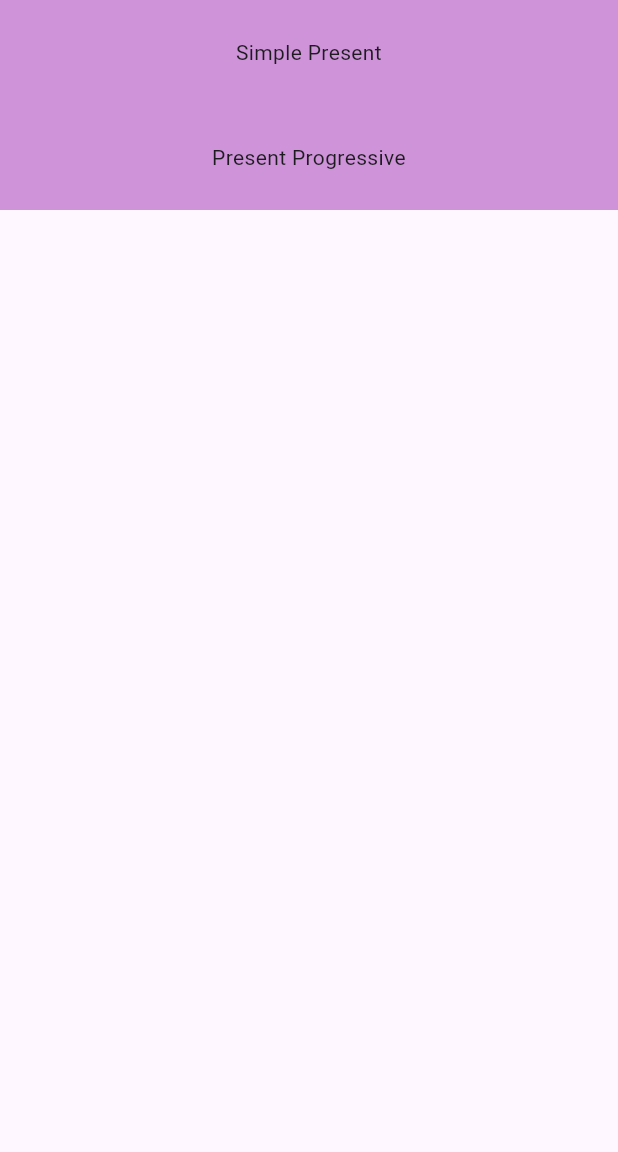
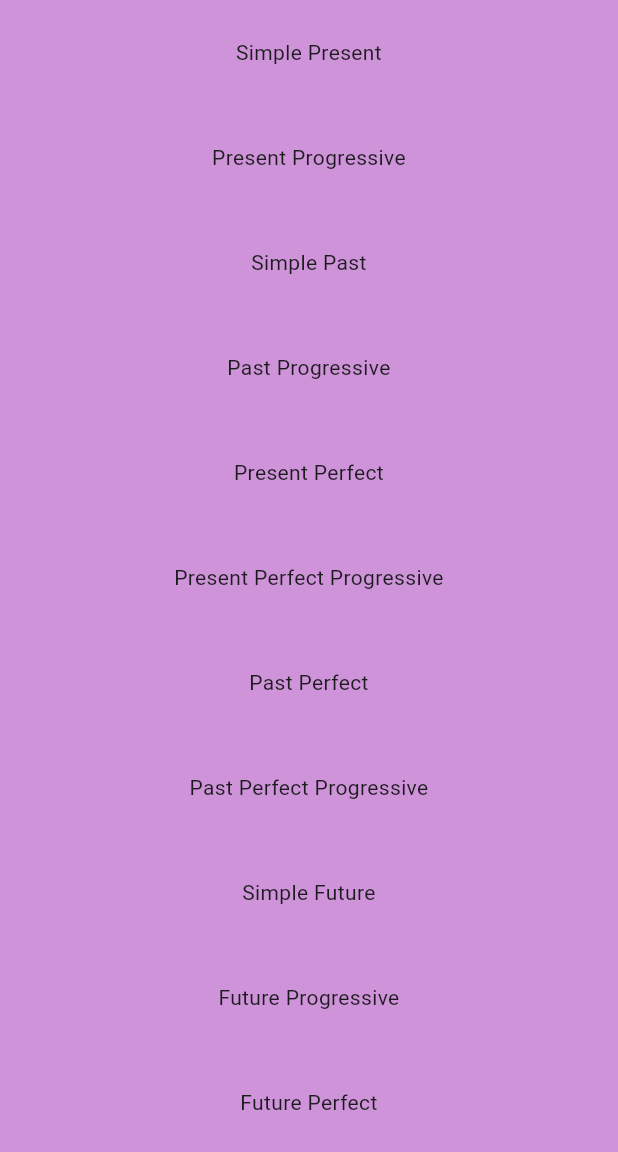
Before and after one commit to Osenian/reien, a Flutter app: the Tenses screen opened directly, on a phone screen of 412 x 824 dp, the part 84-1236 px from its top. Run offline on Flutter 3.47's test engine with Material 3 defaults, Android fonts, the phone set to English and light mode, and no system bars; our stand-ins replace share_plus.

Commit message:
Adds study content for tenses.

```diff
--- a/lib/screens/grammar/study/tenses.dart
+++ b/lib/screens/grammar/study/tenses.dart
@@ -31,11 +31,63 @@ class _TensesState extends State<Tenses> {
               children: <Widget>[
                 TenseSection(
                   title: 'Simple Present',
-                  content: 'Hola',
+                  content:
+                      'The simple present says that something was true in the past, is true in the present, and will be true in the future.\nIt expresses general statements of fact and general truths.\nIt is also used to express habitual or everyday activities.\nExample: I study computer science.',
                 ),
                 TenseSection(
                   title: 'Present Progressive',
-                  content: 'Hello',
+                  content:
+                      'The present progressive expresses an activity that is in progress at the moment of speaking.\nIt is a temporary activity that began in the past, is continuing at present, and will probably end at some point in the future.\nExample: I am studying C++ this year.',
+                ),
+                TenseSection(
+                  title: 'Simple Past',
+                  content:
+                      'The simple past indicates that an activity or situation began and ended at a particular time in the past.\nExample: I fixed the code yesterday.',
+                ),
+                TenseSection(
+                  title: 'Past Progressive',
+                  content:
+                      'The past progressive is used for an ongoing activity that already finished.\nExample: I was studying english at 8:00PM last night.',
+                ),
+                TenseSection(
+                  title: 'Present Perfect',
+                  content:
+                      'The present perfect is often used with since and for to talk about situations that began in the past and continue up to now.\nIt follows the form has/have + past participle.\nExample: I have used Python for 3 years.',
+                ),
+                TenseSection(
+                  title: 'Present Perfect Progressive',
+                  content:
+                      'The present perfect progressive expresses the duration of an aactivity that began in the past and continues in the present.\nExample: I have been using Flutter since 2023.',
+                ),
+                TenseSection(
+                  title: 'Past Perfect',
+                  content:
+                      'The past perfect expresses an activity that was complete before another activity or time in the past.\nIt is often found in more formal writing.\nExample: After everyone had left, I went to bed.',
+                ),
+                TenseSection(
+                  title: 'Past Perfect Progressive',
+                  content:
+                      'The past perfect progressive emphasizes the duration of an activity that was in progress before another activity or time in the past.\nIt is less frequent compared to other verb tenses.\nExample: Italo told me that he had been waiting for me.',
+                ),
+                TenseSection(
+                  title: 'Simple Future',
+                  content:
+                      'The simple future is used to talk about activities that have not occured yet using either will or be going to.\nExample: I will deploy into production on Friday.',
+                ),
+                TenseSection(
+                  title: 'Future Progressive',
+                  content:
+                      'The future progressive expresses an activity that will be in progress at a time in the future.\nExample: I will be contacting you shortly.',
+                ),
+                TenseSection(
+                  title: 'Future Perfect',
+                  content:
+                      'The future perfect expresses an activity that will be completed before another time or event in the future.\nExample: By the time I see you, I will have graduated.',
+                ),
+                TenseSection(
+                  title: 'Future Perfect Progressive',
+                  content:
+                      'The future perfect progrerssive emphasizes the duration of an activity that will be in progress before another time or event in the future.\nExample: I will have been sleeping for two hours by the time you arrive.',
                 ),
               ],
             ),
```
